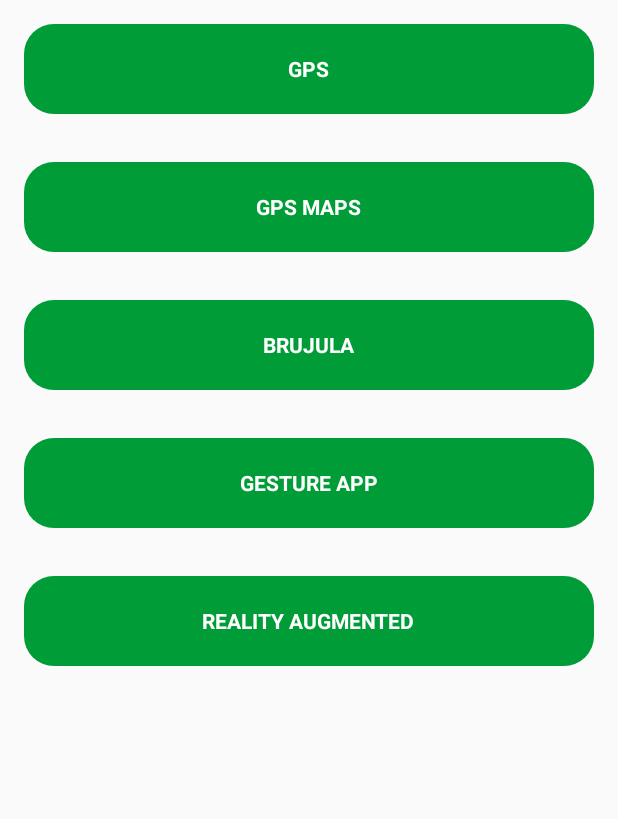
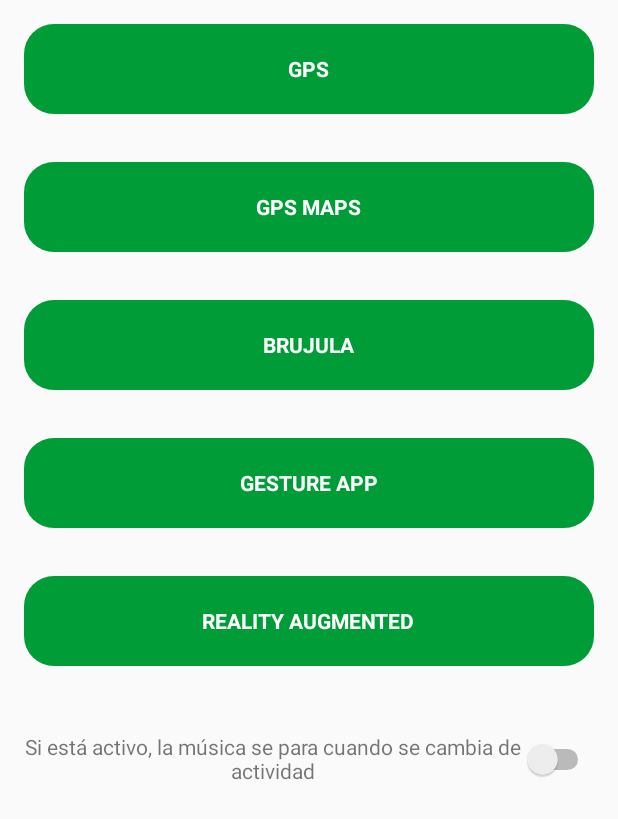
Before and after one commit to SergioPadilla/NPI-Android, an Android app: the screen it shows after launch (ActivitySelector), on a phone screen of 412 x 824 dp. Shown: the top 819 px of the screen. Run offline under Robolectric (Android 15) with nearby library versions, the phone set to English and light mode, and no system bars.

Commit message:
upgrade main activity and added documentation

```diff
--- a/apps/app/src/main/java/com/piser/apps/ActivitySelector.java
+++ b/apps/app/src/main/java/com/piser/apps/ActivitySelector.java
@@ -7,6 +7,7 @@ import android.os.Bundle;
 import android.support.v7.app.AppCompatActivity;
 import android.view.View;
 import android.widget.FrameLayout;
+import android.widget.Switch;
 
 import com.piser.apps.AppFive.AppFive;
 import com.piser.apps.AppFour.AppFour;
@@ -21,16 +22,19 @@ public class ActivitySelector extends AppCompatActivity {
     private FrameLayout app_three;
     private FrameLayout app_four;
     private FrameLayout app_five;
+    private Switch switchBtn;
+
     private MediaPlayer mMediaPlayer;
-
 
     @Override
     protected void onCreate(Bundle savedInstanceState) {
+        super.onCreate(savedInstanceState);
+
         mMediaPlayer = MediaPlayer.create(this, R.raw.intro);
         mMediaPlayer.setAudioStreamType(AudioManager.STREAM_MUSIC);
         mMediaPlayer.setLooping(true);
         mMediaPlayer.start();
-        super.onCreate(savedInstanceState);
+
         setContentView(R.layout.activity_selector);
 
         app_one = (FrameLayout) findViewById(R.id.app_one);
@@ -38,6 +42,7 @@ public class ActivitySelector extends AppCompatActivity {
         app_three = (FrameLayout) findViewById(R.id.app_three);
         app_four = (FrameLayout) findViewById(R.id.app_four);
         app_five = (FrameLayout) findViewById(R.id.app_five);
+        switchBtn = (Switch) findViewById(R.id.switch_btn);
 
         app_one.setOnClickListener(appOneListener(AppOne.class));
         app_two.setOnClickListener(appOneListener(AppTwo.class));
@@ -58,6 +63,9 @@ public class ActivitySelector extends AppCompatActivity {
             @Override
             public void onClick(View v) {
                 initActivity(activity);
+                if(switchBtn.isChecked()) {
+                    mMediaPlayer.pause();
+                }
             }
         };
     }
@@ -70,4 +78,10 @@ public class ActivitySelector extends AppCompatActivity {
             mMediaPlayer.release();
         }
     }
+
+    @Override
+    protected void onStart() {
+        super.onStart();
+        mMediaPlayer.start();
+    }
 }
--- a/apps/app/src/main/res/layout/activity_selector.xml
+++ b/apps/app/src/main/res/layout/activity_selector.xml
@@ -107,4 +107,26 @@
             android:textStyle="bold"/>
     </FrameLayout>
 
+    <RelativeLayout
+        android:id="@+id/control_music"
+        android:layout_width="match_parent"
+        android:layout_height="60dp"
+        android:layout_margin="16dp">
+
+        <Switch
+            android:id="@+id/switch_btn"
+            android:layout_width="wrap_content"
+            android:layout_height="match_parent"
+            android:layout_alignParentEnd="true"
+            android:checked="false"/>
+
+        <TextView
+            android:layout_toStartOf="@+id/switch_btn"
+            android:layout_width="match_parent"
+            android:layout_height="match_parent"
+            android:text="Si está activo, la música se para cuando se cambia de actividad"
+            android:gravity="center"/>
+
+    </RelativeLayout>
+
 </LinearLayout>
```
Also changed, not shown: 1 other file.
